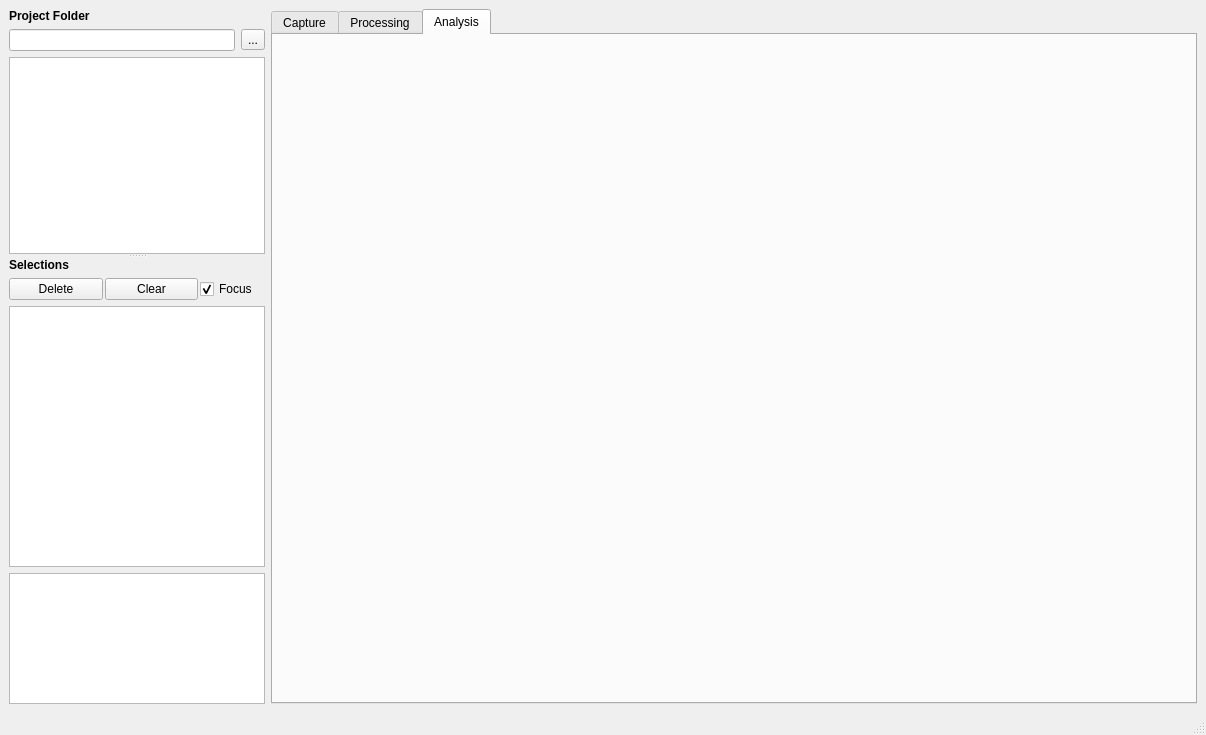
Old version of the form src/gui/mainwindow.ui in the repository adwolfe/yawt.
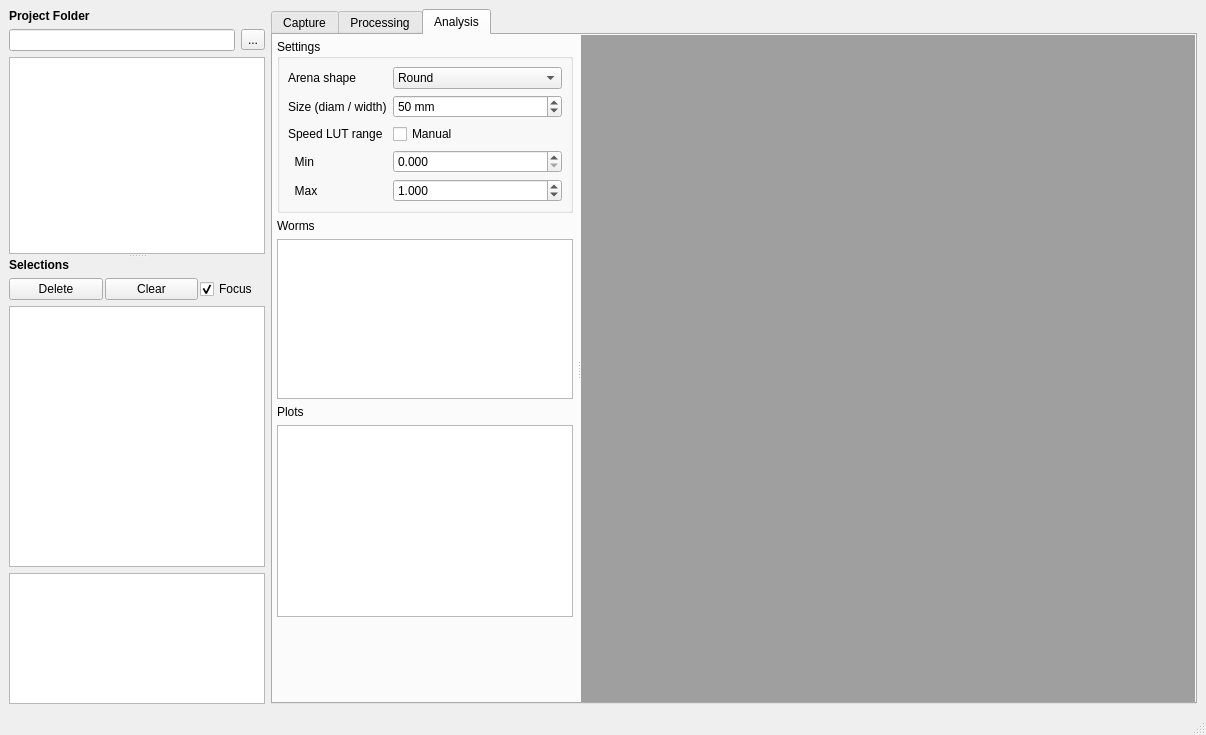
New version of the form. The open tabs and pages were chosen to show the change. Icons and pictures are not drawn. Custom widgets are drawn as their Qt base class.

Commit message: moved ui elements to form

```diff
--- a/src/gui/mainwindow.ui
+++ b/src/gui/mainwindow.ui
@@ -1845,6 +1845,143 @@
        <attribute name="title">
         <string>Analysis</string>
        </attribute>
+       <layout class="QHBoxLayout" name="analysisTabLayout">
+        <property name="leftMargin"><number>0</number></property>
+        <property name="topMargin"><number>0</number></property>
+        <property name="rightMargin"><number>0</number></property>
+        <property name="bottomMargin"><number>0</number></property>
+        <property name="spacing"><number>0</number></property>
+        <item>
+         <widget class="QSplitter" name="analysisSplitter">
+          <property name="orientation"><enum>Qt::Orientation::Horizontal</enum></property>
+          <!-- Left control panel -->
+          <widget class="QWidget" name="analysisLeftPanel" native="true">
+           <layout class="QVBoxLayout" name="analysisLeftLayout">
+            <property name="leftMargin"><number>4</number></property>
+            <property name="topMargin"><number>4</number></property>
+            <property name="rightMargin"><number>4</number></property>
+            <property name="bottomMargin"><number>4</number></property>
+            <property name="spacing"><number>6</number></property>
+            <!-- Settings group -->
+            <item>
+             <widget class="QGroupBox" name="analysisSettingsGroup">
+              <property name="title"><string>Settings</string></property>
+              <layout class="QFormLayout" name="analysisSettingsForm">
+               <property name="leftMargin"><number>8</number></property>
+               <property name="topMargin"><number>8</number></property>
+               <property name="rightMargin"><number>8</number></property>
+               <property name="bottomMargin"><number>8</number></property>
+               <!-- Arena shape -->
+               <item row="0" column="0">
+                <widget class="QLabel" name="analysisArenaShapeLabel">
+                 <property name="text"><string>Arena shape</string></property>
+                </widget>
+               </item>
+               <item row="0" column="1">
+                <widget class="QComboBox" name="analysisArenaShapeCombo">
+                 <item><property name="text"><string>Round</string></property></item>
+                 <item><property name="text"><string>Square</string></property></item>
+                </widget>
+               </item>
+               <!-- Arena size -->
+               <item row="1" column="0">
+                <widget class="QLabel" name="analysisArenaSizeLabel">
+                 <property name="text"><string>Size (diam / width)</string></property>
+                </widget>
+               </item>
+               <item row="1" column="1">
+                <widget class="QSpinBox" name="analysisArenaSizeSpin">
+                 <property name="minimum"><number>1</number></property>
+                 <property name="maximum"><number>1000</number></property>
+                 <property name="value"><number>50</number></property>
+                 <property name="suffix"><string> mm</string></property>
+                </widget>
+               </item>
+               <!-- Speed LUT range toggle -->
+               <item row="2" column="0">
+                <widget class="QLabel" name="analysisSpeedRangeLabel">
+                 <property name="text"><string>Speed LUT range</string></property>
+                </widget>
+               </item>
+               <item row="2" column="1">
+                <widget class="QCheckBox" name="analysisSpeedRangeCheck">
+                 <property name="text"><string>Manual</string></property>
+                </widget>
+               </item>
+               <!-- Speed min -->
+               <item row="3" column="0">
+                <widget class="QLabel" name="analysisSpeedMinLabel">
+                 <property name="text"><string>  Min</string></property>
+                </widget>
+               </item>
+               <item row="3" column="1">
+                <widget class="QDoubleSpinBox" name="analysisSpeedRangeMinSpin">
+                 <property name="decimals"><number>3</number></property>
+                 <property name="value"><double>0.000000000000000</double></property>
+                </widget>
+               </item>
+               <!-- Speed max -->
+               <item row="4" column="0">
+                <widget class="QLabel" name="analysisSpeedMaxLabel">
+                 <property name="text"><string>  Max</string></property>
+                </widget>
+               </item>
+               <item row="4" column="1">
+                <widget class="QDoubleSpinBox" name="analysisSpeedRangeMaxSpin">
+                 <property name="decimals"><number>3</number></property>
+                 <property name="value"><double>1.000000000000000</double></property>
+                </widget>
+               </item>
+              </layout>
+             </widget>
+            </item>
+            <!-- Worm list -->
+            <item>
+             <widget class="QLabel" name="analysisWormsLabel">
+              <property name="text"><string>Worms</string></property>
+             </widget>
+            </item>
+            <item>
+             <widget class="QTreeView" name="analysisWormListView">
+              <property name="minimumSize"><size><width>0</width><height>80</height></size></property>
+              <property name="maximumSize"><size><width>16777215</width><height>160</height></size></property>
+              <property name="selectionMode">
+               <enum>QAbstractItemView::SelectionMode::NoSelection</enum>
+              </property>
+              <property name="rootIsDecorated"><bool>false</bool></property>
+              <attribute name="headerVisible"><bool>false</bool></attribute>
+             </widget>
+            </item>
+            <!-- Plot selector -->
+            <item>
+             <widget class="QLabel" name="analysisPlotsLabel">
+              <property name="text"><string>Plots</string></property>
+             </widget>
+            </item>
+            <item>
+             <widget class="QListWidget" name="analysisPlotSelector"/>
+            </item>
+            <!-- Stretch -->
+            <item>
+             <spacer name="analysisLeftSpacer">
+              <property name="orientation"><enum>Qt::Orientation::Vertical</enum></property>
+              <property name="sizeHint" stdset="0"><size><width>20</width><height>40</height></size></property>
+             </spacer>
+            </item>
+           </layout>
+          </widget>
+          <!-- MDI area for plot sub-windows -->
+          <widget class="QMdiArea" name="analysisMdiArea">
+           <property name="horizontalScrollBarPolicy">
+            <enum>Qt::ScrollBarPolicy::ScrollBarAsNeeded</enum>
+           </property>
+           <property name="verticalScrollBarPolicy">
+            <enum>Qt::ScrollBarPolicy::ScrollBarAsNeeded</enum>
+           </property>
+          </widget>
+         </widget>
+        </item>
+       </layout>
       </widget>
      </widget>
     </item>
```
The commit also changes 3 other files.
